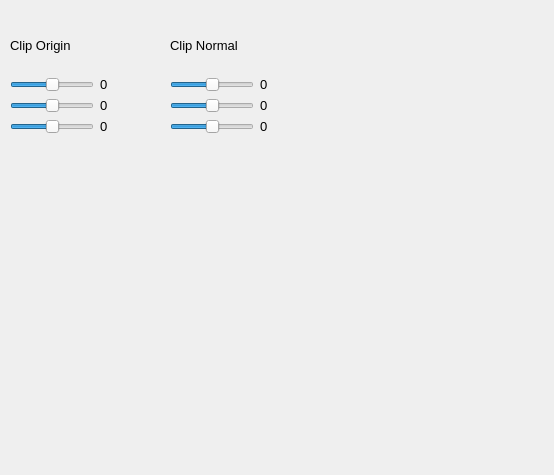
Before: the Qt Designer form modelViewer/optionsfilter.ui in So-Lok/2019_Group_38, drawn with Qt 5.
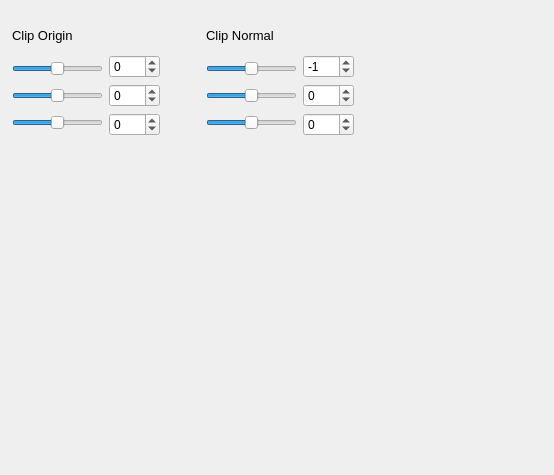
After: the same form once the commit is applied.

Patch:
```diff
--- a/modelViewer/optionsfilter.ui
+++ b/modelViewer/optionsfilter.ui
@@ -16,15 +16,15 @@
   <widget class="QWidget" name="">
    <property name="geometry">
     <rect>
-     <x>10</x>
-     <y>20</y>
-     <width>314</width>
+     <x>12</x>
+     <y>22</y>
+     <width>381</width>
      <height>114</height>
     </rect>
    </property>
    <layout class="QHBoxLayout" name="horizontalLayout_7">
     <item>
-     <layout class="QVBoxLayout" name="verticalLayout_3">
+     <layout class="QVBoxLayout" name="verticalLayout_6">
       <item>
        <layout class="QHBoxLayout" name="horizontalLayout_3">
         <item>
@@ -57,16 +57,16 @@
        </layout>
       </item>
       <item>
-       <layout class="QHBoxLayout" name="horizontalLayout_2">
+       <layout class="QHBoxLayout" name="horizontalLayout_5">
         <item>
          <layout class="QVBoxLayout" name="verticalLayout">
           <item>
            <widget class="QSlider" name="clipOriginX">
             <property name="minimum">
-             <number>-5</number>
+             <number>-100</number>
             </property>
             <property name="maximum">
-             <number>5</number>
+             <number>100</number>
             </property>
             <property name="orientation">
              <enum>Qt::Horizontal</enum>
@@ -76,10 +76,10 @@
           <item>
            <widget class="QSlider" name="clipOriginY">
             <property name="minimum">
-             <number>-5</number>
+             <number>-100</number>
             </property>
             <property name="maximum">
-             <number>5</number>
+             <number>100</number>
             </property>
             <property name="sliderPosition">
              <number>0</number>
@@ -92,10 +92,10 @@
           <item>
            <widget class="QSlider" name="clipOriginZ">
             <property name="minimum">
-             <number>-5</number>
+             <number>-100</number>
             </property>
             <property name="maximum">
-             <number>5</number>
+             <number>100</number>
             </property>
             <property name="value">
              <number>0</number>
@@ -111,42 +111,36 @@
          </layout>
         </item>
         <item>
-         <layout class="QHBoxLayout" name="horizontalLayout">
+         <layout class="QHBoxLayout" name="horizontalLayout_2">
           <item>
-           <layout class="QVBoxLayout" name="verticalLayout_2">
+           <layout class="QVBoxLayout" name="verticalLayout_3">
             <item>
-             <widget class="QLabel" name="label">
-              <property name="font">
-               <font>
-                <pointsize>10</pointsize>
-               </font>
+             <widget class="QSpinBox" name="spinBox_4">
+              <property name="minimum">
+               <number>-100</number>
               </property>
-              <property name="text">
-               <string>0</string>
+              <property name="maximum">
+               <number>100</number>
               </property>
              </widget>
             </item>
             <item>
-             <widget class="QLabel" name="label_2">
-              <property name="font">
-               <font>
-                <pointsize>10</pointsize>
-               </font>
+             <widget class="QSpinBox" name="spinBox_3">
+              <property name="minimum">
+               <number>-100</number>
               </property>
-              <property name="text">
-               <string>0</string>
+              <property name="maximum">
+               <number>100</number>
               </property>
              </widget>
             </item>
             <item>
-             <widget class="QLabel" name="label_3">
-              <property name="font">
-               <font>
-                <pointsize>10</pointsize>
-               </font>
+             <widget class="QSpinBox" name="spinBox_2">
+              <property name="minimum">
+               <number>-100</number>
               </property>
-              <property name="text">
-               <string>0</string>
+              <property name="maximum">
+               <number>100</number>
               </property>
              </widget>
             </item>
@@ -172,7 +166,7 @@
      </layout>
     </item>
     <item>
-     <layout class="QVBoxLayout" name="verticalLayout_4">
+     <layout class="QVBoxLayout" name="verticalLayout_2">
       <item>
        <layout class="QHBoxLayout" name="horizontalLayout_4">
         <item>
@@ -205,16 +199,19 @@
        </layout>
       </item>
       <item>
-       <layout class="QHBoxLayout" name="horizontalLayout_5">
+       <layout class="QHBoxLayout" name="horizontalLayout_6">
         <item>
          <layout class="QVBoxLayout" name="verticalLayout_5">
           <item>
            <widget class="QSlider" name="clipNormalX">
             <property name="minimum">
-             <number>-5</number>
+             <number>-100</number>
             </property>
             <property name="maximum">
-             <number>5</number>
+             <number>100</number>
+            </property>
+            <property name="sliderPosition">
+             <number>-1</number>
             </property>
             <property name="orientation">
              <enum>Qt::Horizontal</enum>
@@ -224,10 +221,10 @@
           <item>
            <widget class="QSlider" name="clipNormalY">
             <property name="minimum">
-             <number>-5</number>
+             <number>-100</number>
             </property>
             <property name="maximum">
-             <number>5</number>
+             <number>100</number>
             </property>
             <property name="sliderPosition">
              <number>0</number>
@@ -240,10 +237,10 @@
           <item>
            <widget class="QSlider" name="clipNormalZ">
             <property name="minimum">
-             <number>-5</number>
+             <number>-100</number>
             </property>
             <property name="maximum">
-             <number>5</number>
+             <number>100</number>
             </property>
             <property name="value">
              <number>0</number>
@@ -259,42 +256,39 @@
          </layout>
         </item>
         <item>
-         <layout class="QHBoxLayout" name="horizontalLayout_6">
+         <layout class="QHBoxLayout" name="horizontalLayout">
           <item>
-           <layout class="QVBoxLayout" name="verticalLayout_6">
+           <layout class="QVBoxLayout" name="verticalLayout_4">
             <item>
-             <widget class="QLabel" name="label_4">
-              <property name="font">
-               <font>
-                <pointsize>10</pointsize>
-               </font>
+             <widget class="QSpinBox" name="spinBox">
+              <property name="minimum">
+               <number>-100</number>
               </property>
-              <property name="text">
-               <string>0</string>
+              <property name="maximum">
+               <number>100</number>
               </property>
+              <property name="value">
+               <number>-1</number>
+              </property>
              </widget>
             </item>
             <item>
-             <widget class="QLabel" name="label_5">
-              <property name="font">
-               <font>
-                <pointsize>10</pointsize>
-               </font>
+             <widget class="QSpinBox" name="spinBox_5">
+              <property name="minimum">
+               <number>-100</number>
               </property>
-              <property name="text">
-               <string>0</string>
+              <property name="maximum">
+               <number>100</number>
               </property>
              </widget>
             </item>
             <item>
-             <widget class="QLabel" name="label_6">
-              <property name="font">
-               <font>
-                <pointsize>10</pointsize>
-               </font>
+             <widget class="QSpinBox" name="spinBox_6">
+              <property name="minimum">
+               <number>-100</number>
               </property>
-              <property name="text">
-               <string>0</string>
+              <property name="maximum">
+               <number>100</number>
               </property>
              </widget>
             </item>
@@ -307,8 +301,8 @@
             </property>
             <property name="sizeHint" stdset="0">
              <size>
-              <width>40</width>
-              <height>20</height>
+              <width>35</width>
+              <height>17</height>
              </size>
             </property>
            </spacer>
```
Left out of the diff: 188 changed lines with no effect on the pictures.
